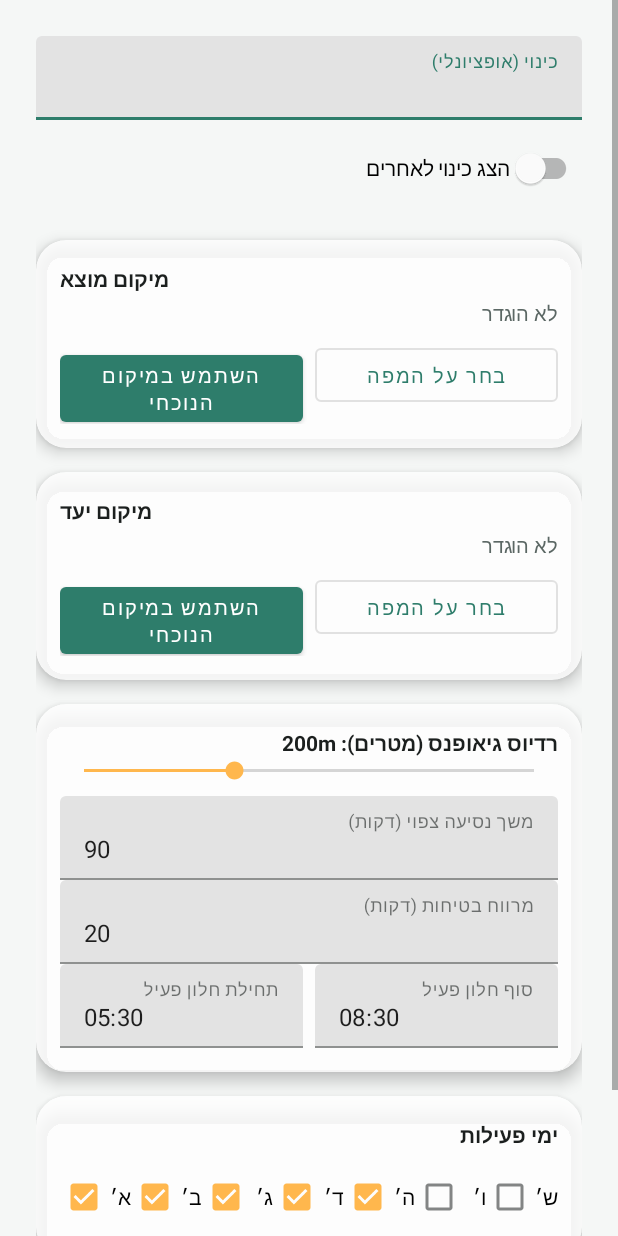
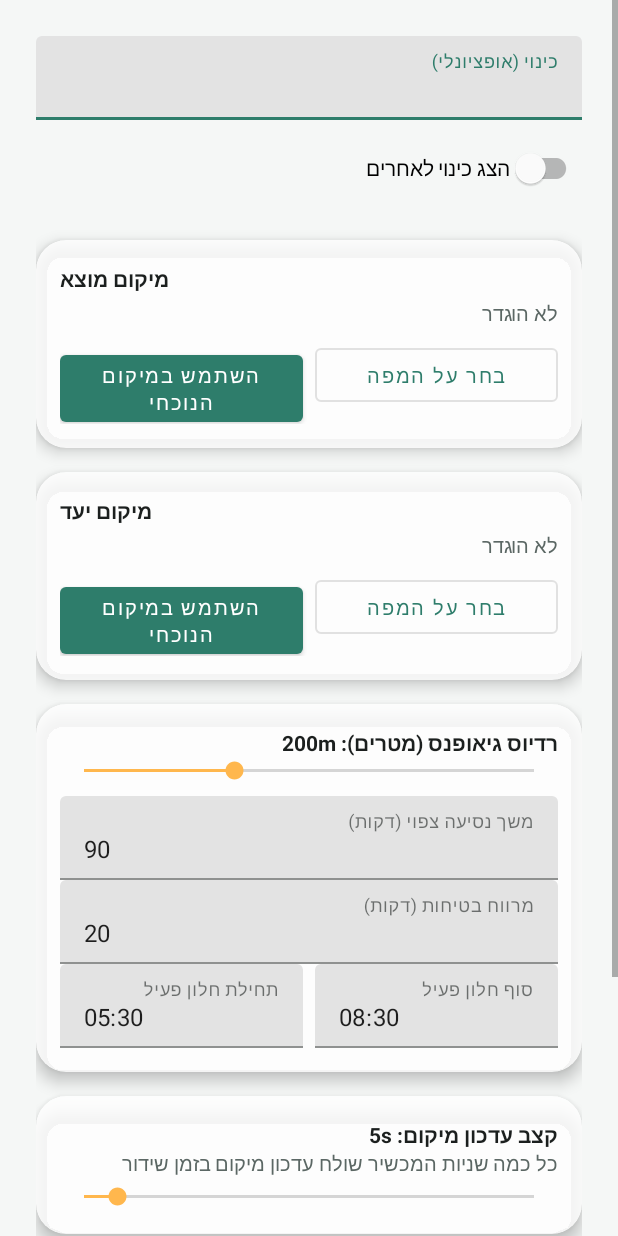
Before and after one commit to shimonhoter/transportation_location_sharing, an Android app: the screen it shows after launch (SettingsActivity), after a tap on an icon or button, on a phone screen of 412 x 824 dp. Run offline under Robolectric (Android 15) with nearby library versions, the phone set to English and light mode, and no system bars; our stand-ins replace Firebase (no records; nobody signed in at launch, a user with empty details on screens opened directly); 1 statement that could not run was skipped.

Commit message:
Replace last-write-wins with speed-filtered position averaging
With several passengers potentially broadcasting from different points
at once (some already in the moving vehicle, others still walking to
the pickup spot), overwriting one shared Firebase value meant the map
showed whoever happened to post most recently — meaningless with
multiple simultaneous broadcasters.

- FirebaseLocationRepository: each device now writes to its own child
  under rideLocation/devices/<uid> (keyed by its anonymous-auth UID)
  instead of a single flat value, and removes its own node on stop
  rather than waiting to go stale. Reads aggregate every fresh device's
  position: the average of those moving faster than
  RideConfig.MOVING_SPEED_THRESHOLD_KMH (7 km/h), falling back to
  averaging every fresh device when none currently qualify (e.g. the
  ride is stopped at a red light) so the map never goes blank just
  because the vehicle is momentarily stationary. Broadcasting itself
  was never speed-gated — a device keeps posting on every fix
  regardless of speed until the safety timer, geofence auto-stop, or
  manual "I got off" ends it; only the displayed aggregate is now
  speed-aware.
- BroadcastService reports each fix's GPS speed (km/h) alongside
  lat/lon.
- The GET Realtime Database rules already cover the new nested path
  (rules cascade to descendants), so no rule change is required.
- Location update cadence is now user-configurable
  (Prefs.locationUpdateIntervalSeconds, Settings screen, 3-30s range,
  default 5s) instead of a fixed constant — takes effect on the next
  broadcast session start.
- docs/SPEC_HE.md and SPEC_EN.md updated (section 4.2, privacy table)
  to describe the new data model and aggregation logic.

Co-Authored-By: Claude Sonnet 5 <noreply@anthropic.com>
Claude-Session: https://claude.ai/code/session_01B9TmSu4LDiP2H4gaGacLuC

```diff
--- a/app/src/main/java/com/shimonhoter/ridelocationshare/SettingsActivity.kt
+++ b/app/src/main/java/com/shimonhoter/ridelocationshare/SettingsActivity.kt
@@ -64,6 +64,14 @@ class SettingsActivity : AppCompatActivity() {
             override fun onStopTrackingTouch(seekBar: SeekBar?) = Unit
         })
 
+        binding.seekLocationUpdateInterval.setOnSeekBarChangeListener(object : SeekBar.OnSeekBarChangeListener {
+            override fun onProgressChanged(seekBar: SeekBar?, progress: Int, fromUser: Boolean) {
+                updateLocationUpdateIntervalLabel(progress)
+            }
+            override fun onStartTrackingTouch(seekBar: SeekBar?) = Unit
+            override fun onStopTrackingTouch(seekBar: SeekBar?) = Unit
+        })
+
         binding.btnSave.setOnClickListener { save() }
     }
 
@@ -78,6 +86,9 @@ class SettingsActivity : AppCompatActivity() {
 
         binding.seekGeofenceRadius.progress = prefs.geofenceRadiusMeters
         updateGeofenceLabel(prefs.geofenceRadiusMeters)
+
+        binding.seekLocationUpdateInterval.progress = prefs.locationUpdateIntervalSeconds
+        updateLocationUpdateIntervalLabel(prefs.locationUpdateIntervalSeconds)
 
         binding.etTripDuration.setText(prefs.tripDurationMinutes.toString())
         binding.etSafetyMargin.setText(prefs.safetyMarginMinutes.toString())
@@ -96,6 +107,10 @@ class SettingsActivity : AppCompatActivity() {
 
     private fun updateGeofenceLabel(radius: Int) {
         binding.tvGeofenceRadiusValue.text = getString(R.string.geofence_radius_label) + ": ${radius}m"
+    }
+
+    private fun updateLocationUpdateIntervalLabel(seconds: Int) {
+        binding.tvLocationUpdateIntervalValue.text = getString(R.string.location_update_interval_label) + ": ${seconds}s"
     }
 
     private fun setOrigin(point: GeoPoint) {
@@ -179,6 +194,7 @@ class SettingsActivity : AppCompatActivity() {
         prefs.origin = pendingOrigin
         prefs.destination = pendingDestination
         prefs.geofenceRadiusMeters = binding.seekGeofenceRadius.progress
+        prefs.locationUpdateIntervalSeconds = binding.seekLocationUpdateInterval.progress
         prefs.tripDurationMinutes = binding.etTripDuration.text?.toString()?.toIntOrNull() ?: prefs.tripDurationMinutes
         prefs.safetyMarginMinutes = binding.etSafetyMargin.text?.toString()?.toIntOrNull() ?: prefs.safetyMarginMinutes
         prefs.activeWindowStartMinutes = timeToMinutes(binding.etActiveWindowStart.text?.toString(), prefs.activeWindowStartMinutes)
--- a/app/src/main/java/com/shimonhoter/ridelocationshare/data/Prefs.kt
+++ b/app/src/main/java/com/shimonhoter/ridelocationshare/data/Prefs.kt
@@ -2,6 +2,7 @@ package com.shimonhoter.ridelocationshare.data
 
 import android.content.Context
 import android.content.SharedPreferences
+import com.shimonhoter.ridelocationshare.config.RideConfig
 import org.json.JSONArray
 
 /**
@@ -82,6 +83,10 @@ class Prefs(context: Context) {
         get() = sp.getLong(KEY_RIDE_START_TIME, 0L)
         set(value) = sp.edit().putLong(KEY_RIDE_START_TIME, value).apply()
 
+    var locationUpdateIntervalSeconds: Int
+        get() = sp.getInt(KEY_LOCATION_UPDATE_INTERVAL, RideConfig.DEFAULT_LOCATION_UPDATE_INTERVAL_SECONDS)
+        set(value) = sp.edit().putInt(KEY_LOCATION_UPDATE_INTERVAL, value).apply()
+
     private fun readPoint(latKey: String, lonKey: String): GeoPoint? {
         if (!sp.contains(latKey) || !sp.contains(lonKey)) return null
         val lat = sp.getFloat(latKey, 0f).toDouble()
@@ -116,6 +121,7 @@ class Prefs(context: Context) {
         private const val KEY_ALERTED_ZONE_IDS = "alerted_zone_ids"
         private const val KEY_IS_BROADCASTING = "is_broadcasting"
         private const val KEY_RIDE_START_TIME = "ride_start_time"
+        private const val KEY_LOCATION_UPDATE_INTERVAL = "location_update_interval_seconds"
 
         // Sunday(1)-Thursday(5): the default Israeli work week.
         private val DEFAULT_ACTIVE_DAYS = setOf("1", "2", "3", "4", "5")
--- a/app/src/main/java/com/shimonhoter/ridelocationshare/remote/FirebaseLocationRepository.kt
+++ b/app/src/main/java/com/shimonhoter/ridelocationshare/remote/FirebaseLocationRepository.kt
@@ -10,74 +10,113 @@ import kotlinx.coroutines.tasks.await
 
 data class RideLocation(val lat: Double, val lon: Double, val nickname: String?, val ageSeconds: Double)
 
+private data class DeviceSample(val lat: Double, val lon: Double, val speedKmh: Double, val nickname: String?, val ageSeconds: Double)
+
 /**
- * Firebase Realtime Database replacement for the old stdlib HTTP server:
- * a single "rideLocation" node holds only the latest sample, overwritten on
- * every write (no history — docs/SPEC_EN.md section 5). Every passenger's
- * device signs in anonymously (docs' shared-token model has no server-side
- * equivalent in Firebase, so security rules just require `auth != null`)
- * rather than carrying a per-user credential.
+ * Firebase Realtime Database replacement for the old stdlib HTTP server.
+ * Every broadcasting device writes to its own child under
+ * "rideLocation/devices/<uid>" (keyed by its stable anonymous-auth UID)
+ * rather than a single shared value — with several passengers broadcasting
+ * from different points (e.g. some still walking to the pickup spot while
+ * others are already in the moving vehicle), last-write-wins on one flat
+ * value would show whoever happened to post most recently, which is
+ * meaningless. Instead the displayed location is an on-device aggregate:
+ * the average position of devices moving faster than
+ * [RideConfig.MOVING_SPEED_THRESHOLD_KMH] (i.e. plausibly inside the moving
+ * vehicle), falling back to averaging every fresh device if none currently
+ * qualify — e.g. everyone in the vehicle stopped at a red light, which must
+ * not make the ride disappear from the map. No history is kept: stale
+ * per-device entries are filtered out by age, not stored (docs/SPEC_EN.md
+ * section 5). Every device signs in anonymously rather than carrying a
+ * per-user credential (the old shared-token model has no server-side
+ * equivalent in Firebase).
  */
 class FirebaseLocationRepository {
     private val auth: FirebaseAuth by lazy { FirebaseAuth.getInstance() }
-    private val rideLocationRef by lazy {
-        FirebaseDatabase.getInstance(RideConfig.FIREBASE_DATABASE_URL).getReference("rideLocation")
+    private val devicesRef by lazy {
+        FirebaseDatabase.getInstance(RideConfig.FIREBASE_DATABASE_URL).getReference("rideLocation/devices")
     }
 
-    private suspend fun ensureSignedIn() {
+    private suspend fun ensureSignedIn(): String {
         if (auth.currentUser == null) {
             auth.signInAnonymously().await()
         }
+        return auth.currentUser!!.uid
     }
 
-    suspend fun postLocation(lat: Double, lon: Double, nickname: String?): Boolean {
+    suspend fun postLocation(lat: Double, lon: Double, speedKmh: Double, nickname: String?): Boolean {
         return try {
-            ensureSignedIn()
+            val uid = ensureSignedIn()
             val data = mapOf(
                 "lat" to lat,
                 "lon" to lon,
+                "speedKmh" to speedKmh,
                 "nickname" to nickname,
                 "updatedAt" to System.currentTimeMillis()
             )
-            rideLocationRef.setValue(data).await()
+            devicesRef.child(uid).setValue(data).await()
             true
         } catch (_: Exception) {
             false
         }
     }
 
+    /** Removes this device's own entry so it's excluded from the aggregate immediately, rather than waiting for it to go stale. */
+    suspend fun clearOwnLocation() {
+        try {
+            val uid = ensureSignedIn()
+            devicesRef.child(uid).removeValue().await()
+        } catch (_: Exception) {
+            // Best-effort: if this fails, the entry still expires on its own via the staleness check.
+        }
+    }
+
     /**
-     * Attaches a live listener; the callback fires immediately with the
-     * current value and again on every subsequent change. Returns null once
-     * the sample is older than [RideConfig.STALE_AFTER_SECONDS], mirroring
-     * the old server's TTL expiry.
+     * Attaches a live listener over all devices; the callback fires
+     * immediately with the current aggregate and again on every subsequent
+     * change to any device's entry.
      */
     fun observeLocation(onChange: (RideLocation?) -> Unit): ValueEventListener {
         val listener = object : ValueEventListener {
             override fun onDataChange(snapshot: DataSnapshot) {
-                onChange(parseSnapshot(snapshot))
+                onChange(aggregate(snapshot))
             }
 
             override fun onCancelled(error: DatabaseError) {
                 onChange(null)
             }
         }
-        rideLocationRef.addValueEventListener(listener)
+        devicesRef.addValueEventListener(listener)
         return listener
     }
 
     fun removeListener(listener: ValueEventListener) {
-        rideLocationRef.removeEventListener(listener)
+        devicesRef.removeEventListener(listener)
     }
 
-    private fun parseSnapshot(snapshot: DataSnapshot): RideLocation? {
-        if (!snapshot.exists()) return null
-        val lat = snapshot.child("lat").getValue(Double::class.java) ?: return null
-        val lon = snapshot.child("lon").getValue(Double::class.java) ?: return null
-        val updatedAt = snapshot.child("updatedAt").getValue(Long::class.java) ?: return null
-        val ageSeconds = (System.currentTimeMillis() - updatedAt) / 1000.0
+    private fun aggregate(snapshot: DataSnapshot): RideLocation? {
+        val now = System.currentTimeMillis()
+        val fresh = snapshot.children.mapNotNull { parseSample(it, now) }
+        if (fresh.isEmpty()) return null
+
+        val moving = fresh.filter { it.speedKmh > RideConfig.MOVING_SPEED_THRESHOLD_KMH }
+        val chosen = moving.ifEmpty { fresh }
+
+        val avgLat = chosen.sumOf { it.lat } / chosen.size
+        val avgLon = chosen.sumOf { it.lon } / chosen.size
+        val freshestAgeSeconds = chosen.minOf { it.ageSeconds }
+        val nickname = chosen.firstNotNullOfOrNull { it.nickname }
+        return RideLocation(avgLat, avgLon, nickname, freshestAgeSeconds)
+    }
+
+    private fun parseSample(child: DataSnapshot, now: Long): DeviceSample? {
+        val lat = child.child("lat").getValue(Double::class.java) ?: return null
+        val lon = child.child("lon").getValue(Double::class.java) ?: return null
+        val updatedAt = child.child("updatedAt").getValue(Long::class.java) ?: return null
+        val ageSeconds = (now - updatedAt) / 1000.0
         if (ageSeconds > RideConfig.STALE_AFTER_SECONDS) return null
-        val nickname = snapshot.child("nickname").getValue(String::class.java)
-        return RideLocation(lat, lon, nickname, ageSeconds)
+        val speedKmh = child.child("speedKmh").getValue(Double::class.java) ?: 0.0
+        val nickname = child.child("nickname").getValue(String::class.java)
+        return DeviceSample(lat, lon, speedKmh, nickname, ageSeconds)
     }
 }
--- a/app/src/main/res/layout/activity_settings.xml
+++ b/app/src/main/res/layout/activity_settings.xml
@@ -221,6 +221,38 @@
                 android:padding="@dimen/spacing_md">
 
                 <TextView
+                    android:id="@+id/tvLocationUpdateIntervalValue"
+                    android:layout_width="match_parent"
+                    android:layout_height="wrap_content"
+                    android:text="@string/location_update_interval_label"
+                    android:textColor="@color/on_surface"
+                    android:textStyle="bold" />
+
+                <TextView
+                    android:layout_width="match_parent"
+                    android:layout_height="wrap_content"
+                    android:layout_marginBottom="@dimen/spacing_xs"
+                    android:text="@string/location_update_interval_hint"
+                    android:textColor="@color/on_surface_muted"
+                    android:textSize="@dimen/text_size_caption" />
+
+                <SeekBar
+                    android:id="@+id/seekLocationUpdateInterval"
+                    android:layout_width="match_parent"
+                    android:layout_height="wrap_content"
+                    android:max="30"
+                    android:min="3" />
+            </LinearLayout>
+        </com.google.android.material.card.MaterialCardView>
+
+        <com.google.android.material.card.MaterialCardView style="@style/RideCard">
+            <LinearLayout
+                android:layout_width="match_parent"
+                android:layout_height="wrap_content"
+                android:orientation="vertical"
+                android:padding="@dimen/spacing_md">
+
+                <TextView
                     android:layout_width="match_parent"
                     android:layout_height="wrap_content"
                     android:layout_marginBottom="@dimen/spacing_sm"
--- a/app/src/main/res/values/strings.xml
+++ b/app/src/main/res/values/strings.xml
@@ -39,6 +39,8 @@
     <string name="safety_margin_label">מרווח בטיחות (דקות)</string>
     <string name="active_window_start_label">תחילת חלון פעיל</string>
     <string name="active_window_end_label">סוף חלון פעיל</string>
+    <string name="location_update_interval_label">קצב עדכון מיקום</string>
+    <string name="location_update_interval_hint">כל כמה שניות המכשיר שולח עדכון מיקום בזמן שידור</string>
     <string name="active_days_label">ימי פעילות</string>
     <string name="save_button">שמור</string>
 
```
Also changed, not shown: app/src/main/java/com/shimonhoter/ridelocationshare/config/RideConfig.kt (+15 -1 lines), app/src/main/java/com/shimonhoter/ridelocationshare/service/BroadcastService.kt (+8 -3 lines), 2 other files.
